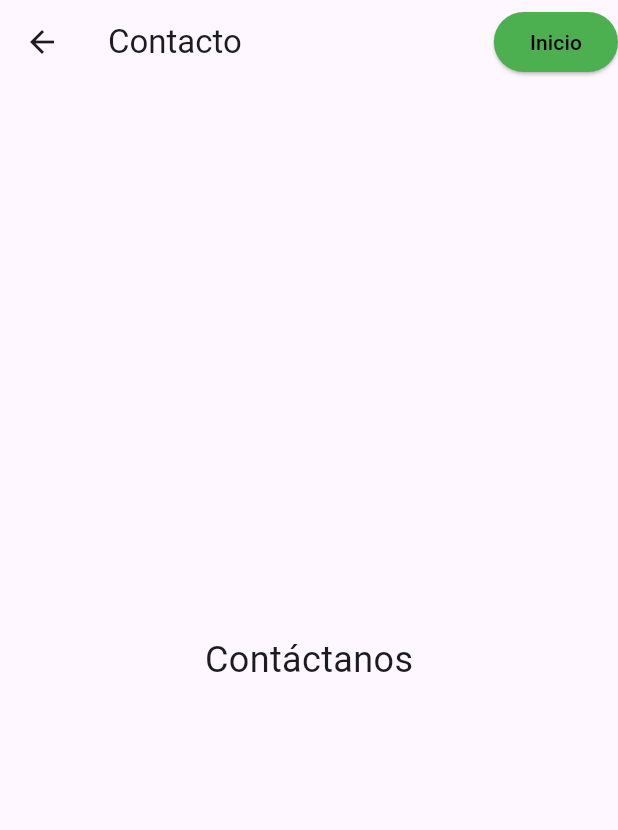
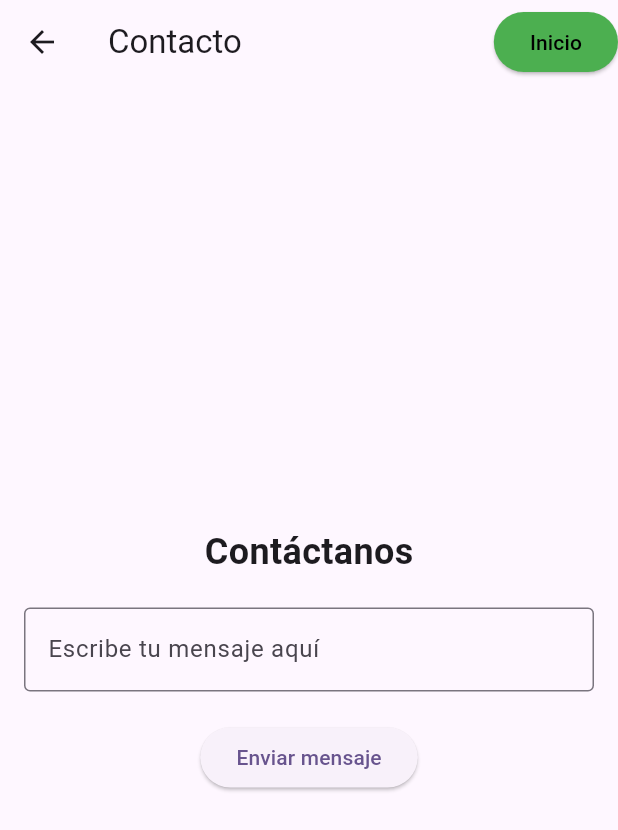
Before and after one commit to Chucky2010/ii-flutter-002, a Flutter app: the ContactoScreen screen opened directly, on a phone screen of 412 x 824 dp. Shown: the top 830 px of the screen. Run offline on Flutter 3.47's test engine with Material 3 defaults, Android fonts, the light colour scheme and no system bars.

Commit message:
Se convierte a StatefulWidget la pantalla de contacto
Se añade un campo de texto (TextField) donde el usuario pueda escribir un mensaje y
se imprime en la consola el mensaje cuando la pantalla se cierre (usando dispose)

```diff
--- a/lib/views/contacto_screen.dart
+++ b/lib/views/contacto_screen.dart
@@ -1,10 +1,32 @@
 import 'package:flutter/material.dart';
 
-class ContactoScreen extends StatelessWidget {
+class ContactoScreen extends StatefulWidget {
   const ContactoScreen({super.key});
 
   @override
+  _ContactoScreenState createState() => _ContactoScreenState();
+}
+
+class _ContactoScreenState extends State<ContactoScreen> {
+  final TextEditingController _controller = TextEditingController(); // Controlador para el TextField
+
+  @override
+  void initState() {
+    super.initState();
+    print('initState: La pantalla Contacto se ha creado');
+  }
+
+  @override
+  void dispose() {
+    // Imprime el mensaje en la consola al cerrar la pantalla
+    print('dispose: Mensaje ingresado: ${_controller.text}');
+    _controller.dispose(); // Limpia el controlador del TextField
+    super.dispose();
+  }
+
+  @override
   Widget build(BuildContext context) {
+    print('build: Dibujando la interfaz de Contacto');
     return Scaffold(
       appBar: AppBar(
         title: const Text('Contacto'),
@@ -14,17 +36,38 @@ class ContactoScreen extends StatelessWidget {
               Navigator.pop(context); // Regresa a la pantalla anterior
             },
             style: ElevatedButton.styleFrom(
-              backgroundColor: Colors.green, // Fondo blanco
+              backgroundColor: Colors.green, // Fondo verde
               foregroundColor: Colors.black, // Texto negro
             ),
             child: const Text('Inicio'),
           ),
         ],
       ),
-      body: const Center(
-        child: Text(
-          'Contáctanos',
-          style: TextStyle(fontSize: 24),
+      body: Padding(
+        padding: const EdgeInsets.all(16.0),
+        child: Column(
+          mainAxisAlignment: MainAxisAlignment.center,
+          children: [
+            const Text(
+              'Contáctanos',
+              style: TextStyle(fontSize: 24, fontWeight: FontWeight.bold),
+            ),
+            const SizedBox(height: 20),
+            TextField(
+              controller: _controller, // Asigna el controlador al TextField
+              decoration: const InputDecoration(
+                border: OutlineInputBorder(),
+                labelText: 'Escribe tu mensaje aquí',
+              ),
+            ),
+            const SizedBox(height: 20),
+            ElevatedButton(
+              onPressed: () {
+                print('Mensaje enviado: ${_controller.text}');
+              },
+              child: const Text('Enviar mensaje'),
+            ),
+          ],
         ),
       ),
     );
```
